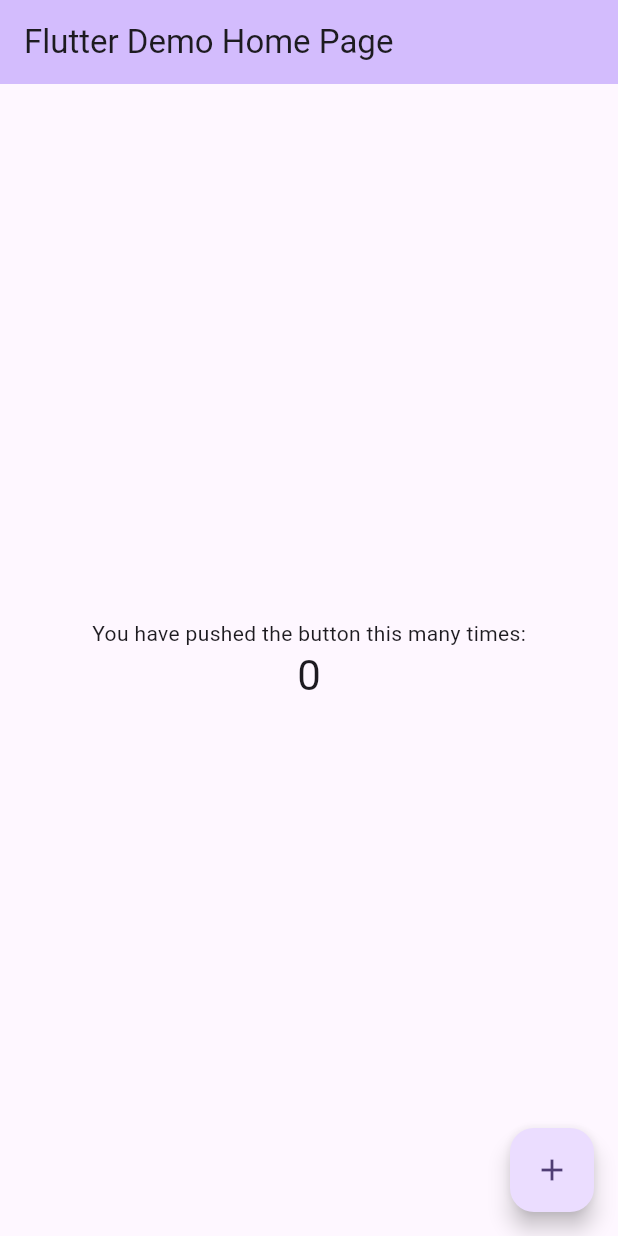
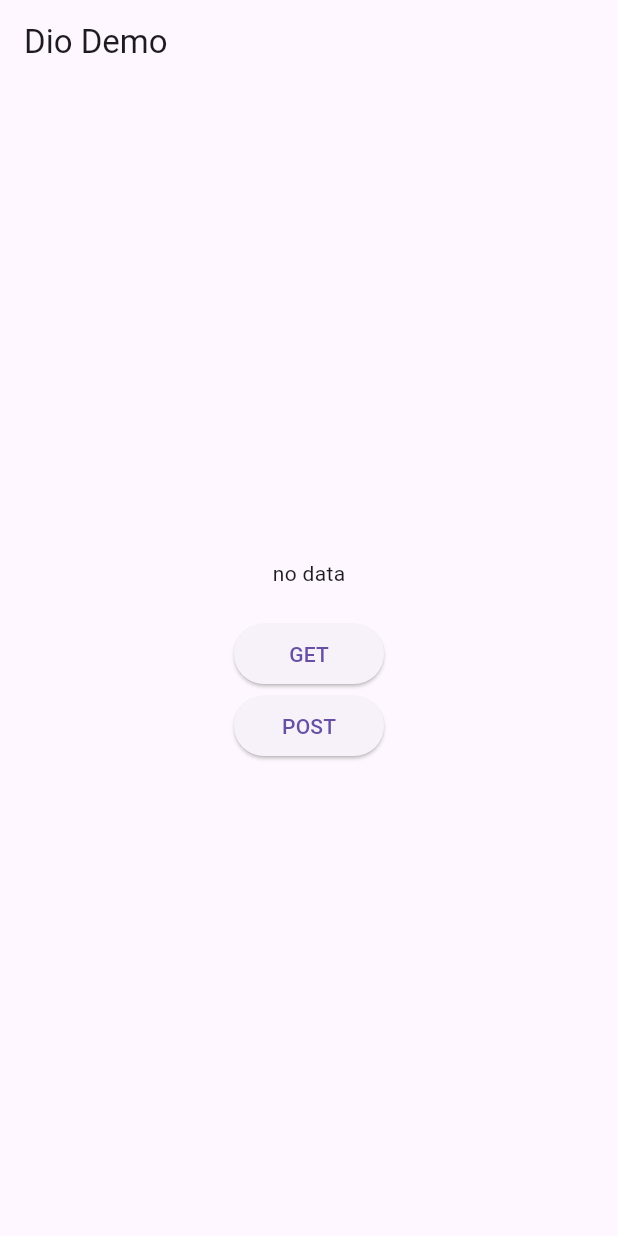
Before and after one commit to ryhn7/Flutter-Fundamental, a Flutter app: the screen it shows after launch, on a phone screen of 412 x 824 dp. Run offline on Flutter 3.47's test engine with Material 3 defaults, Android fonts, the light colour scheme and no system bars; our stand-ins replace dio.

Commit message:
dio http

```diff
--- a/dio_http/lib/main.dart
+++ b/dio_http/lib/main.dart
@@ -1,8 +1,11 @@
+import 'package:dio_http/main_page.dart';
 import 'package:flutter/material.dart';
 
 void main() {
   runApp(const MyApp());
 }
+
+GlobalKey<NavigatorState> navigatorKey = GlobalKey<NavigatorState>();
 
 class MyApp extends StatelessWidget {
   const MyApp({super.key});
@@ -11,115 +14,11 @@
   @override
   Widget build(BuildContext context) {
     return MaterialApp(
-      title: 'Flutter Demo',
+      debugShowCheckedModeBanner: false,
       theme: ThemeData(
-        // This is the theme of your application.
-        //
-        // TRY THIS: Try running your application with "flutter run". You'll see
-        // the application has a purple toolbar. Then, without quitting the app,
-        // try changing the seedColor in the colorScheme below to Colors.green
-        // and then invoke "hot reload" (save your changes or press the "hot
-        // reload" button in a Flutter-supported IDE, or press "r" if you used
-        // the command line to start the app).
-        //
-        // Notice that the counter didn't reset back to zero; the application
-        // state is not lost during the reload. To reset the state, use hot
-        // restart instead.
-        //
-        // This works for code too, not just values: Most code changes can be
-        // tested with just a hot reload.
-        colorScheme: ColorScheme.fromSeed(seedColor: Colors.deepPurple),
         useMaterial3: true,
       ),
-      home: const MyHomePage(title: 'Flutter Demo Home Page'),
+      home: const MainPage(),
     );
   }
 }
-
-class MyHomePage extends StatefulWidget {
-  const MyHomePage({super.key, required this.title});
-
-  // This widget is the home page of your application. It is stateful, meaning
-  // that it has a State object (defined below) that contains fields that affect
-  // how it looks.
-
-  // This class is the configuration for the state. It holds the values (in this
-  // case the title) provided by the parent (in this case the App widget) and
-  // used by the build method of the State. Fields in a Widget subclass are
-  // always marked "final".
-
-  final String title;
-
-  @override
-  State<MyHomePage> createState() => _MyHomePageState();
-}
-
-class _MyHomePageState extends State<MyHomePage> {
-  int _counter = 0;
-
-  void _incrementCounter() {
-    setState(() {
-      // This call to setState tells the Flutter framework that something has
-      // changed in this State, which causes it to rerun the build method below
-      // so that the display can reflect the updated values. If we changed
-      // _counter without calling setState(), then the build method would not be
-      // called again, and so nothing would appear to happen.
-      _counter++;
-    });
-  }
-
-  @override
-  Widget build(BuildContext context) {
-    // This method is rerun every time setState is called, for instance as done
-    // by the _incrementCounter method above.
-    //
-    // The Flutter framework has been optimized to make rerunning build methods
-    // fast, so that you can just rebuild anything that needs updating rather
-    // than having to individually change instances of widgets.
-    return Scaffold(
-      appBar: AppBar(
-        // TRY THIS: Try changing the color here to a specific color (to
-        // Colors.amber, perhaps?) and trigger a hot reload to see the AppBar
-        // change color while the other colors stay the same.
-        backgroundColor: Theme.of(context).colorScheme.inversePrimary,
-        // Here we take the value from the MyHomePage object that was created by
-        // the App.build method, and use it to set our appbar title.
-        title: Text(widget.title),
-      ),
-      body: Center(
-        // Center is a layout widget. It takes a single child and positions it
-        // in the middle of the parent.
-        child: Column(
-          // Column is also a layout widget. It takes a list of children and
-          // arranges them vertically. By default, it sizes itself to fit its
-          // children horizontally, and tries to be as tall as its parent.
-          //
-          // Column has various properties to control how it sizes itself and
-          // how it positions its children. Here we use mainAxisAlignment to
-          // center the children vertically; the main axis here is the vertical
-          // axis because Columns are vertical (the cross axis would be
-          // horizontal).
-          //
-          // TRY THIS: Invoke "debug painting" (choose the "Toggle Debug Paint"
-          // action in the IDE, or press "p" in the console), to see the
-          // wireframe for each widget.
-          mainAxisAlignment: MainAxisAlignment.center,
-          children: <Widget>[
-            const Text(
-              'You have pushed the button this many times:',
-            ),
-            Text(
-              '$_counter',
-              style: Theme.of(context).textTheme.headlineMedium,
-            ),
-          ],
-        ),
-      ),
-      floatingActionButton: FloatingActionButton(
-        onPressed: _incrementCounter,
-        tooltip: 'Increment',
-        child: const Icon(Icons.add),
-      ), // This trailing comma makes auto-formatting nicer for build methods.
-    );
-  }
-}
--- /dev/null
+++ b/dio_http/lib/main_page.dart
@@ -0,0 +1,66 @@
+import 'package:dio_http/service.dart';
+import 'package:flutter/material.dart';
+
+import 'person.dart';
+import 'person_card.dart';
+
+class MainPage extends StatefulWidget {
+  const MainPage({Key? key}) : super(key: key);
+
+  @override
+  State<MainPage> createState() => _MainPageState();
+}
+
+class _MainPageState extends State<MainPage> {
+  Person? person;
+
+  @override
+  Widget build(BuildContext context) {
+    return Scaffold(
+        appBar: AppBar(
+          title: const Text('Dio Demo'),
+        ),
+        body: Center(
+          child: Column(
+            mainAxisAlignment: MainAxisAlignment.center,
+            children: [
+              person != null
+                  ? PersonCard(person: person!)
+                  : const Text('no data'),
+              const SizedBox(
+                height: 20,
+              ),
+              SizedBox(
+                width: 100,
+                child: ElevatedButton(
+                    onPressed: () async {
+                      Person? result = await Services.getById(5);
+
+                      if (result != null) {
+                        setState(() {
+                          person = result;
+                        });
+                      }
+                    },
+                    child: const Text('GET')),
+              ),
+              SizedBox(
+                width: 100,
+                child: ElevatedButton(
+                    onPressed: () async {
+                      Person? result = await Services.createUser(
+                          "Kal", "El", "el@gmail.com");
+
+                      if (result != null) {
+                        setState(() {
+                          person = result;
+                        });
+                      }
+                    },
+                    child: const Text('POST')),
+              )
+            ],
+          ),
+        ));
+  }
+}
--- /dev/null
+++ b/dio_http/lib/person.dart
@@ -0,0 +1,7 @@
+class Person {
+  int id;
+  String name;
+  String email;
+
+  Person({required this.id, required this.name, required this.email});
+}
--- /dev/null
+++ b/dio_http/lib/service.dart
@@ -0,0 +1,49 @@
+import 'package:dio/dio.dart';
+import 'package:dio_http/person.dart';
+
+abstract class Services {
+  static Future<Person> getById(int id) async {
+    try {
+      var response = await Dio()
+          .get<Map<String, dynamic>>("https://reqres.in/api/users/$id");
+
+      if (response.statusCode == 200) {
+        return Person(
+            id: response.data?['data']['id'],
+            name: response.data?['data']['first_name'] +
+                ' ' +
+                response.data?['data']['last_name'],
+            email: response.data?['data']['email']);
+      }
+      return Person(id: 0, name: '', email: '');
+    } catch (e) {
+      throw Exception(e.toString());
+    }
+  }
+
+  static Future<Person> createUser(
+      String firstName, String lastName, String email) async {
+    try {
+      var response = await Dio()
+          .post<Map<String, dynamic>>("https://reqres.in/api/users", data: {
+        "first_name": firstName,
+        "last_name": lastName,
+        "email": email
+      });
+
+      if (response.statusCode == 201) {
+        return Person(
+            id: int.tryParse(response.data?['id'].toString() ?? '0') ??
+                0,
+            name: response.data?['first_name'] +
+                ' ' +
+                response.data?['last_name'],
+            email: response.data?['email']);
+      }
+
+      return Person(id: int.parse('0'), name: '', email: '');
+    } catch (e) {
+      throw Exception(e.toString());
+    }
+  }
+}
```
Also changed, not shown: dio_http/lib/person_card.dart (added, +61 -0 lines), dio_http/pubspec.yaml (+4 -19 lines), dio_http/pubspec.lock.
